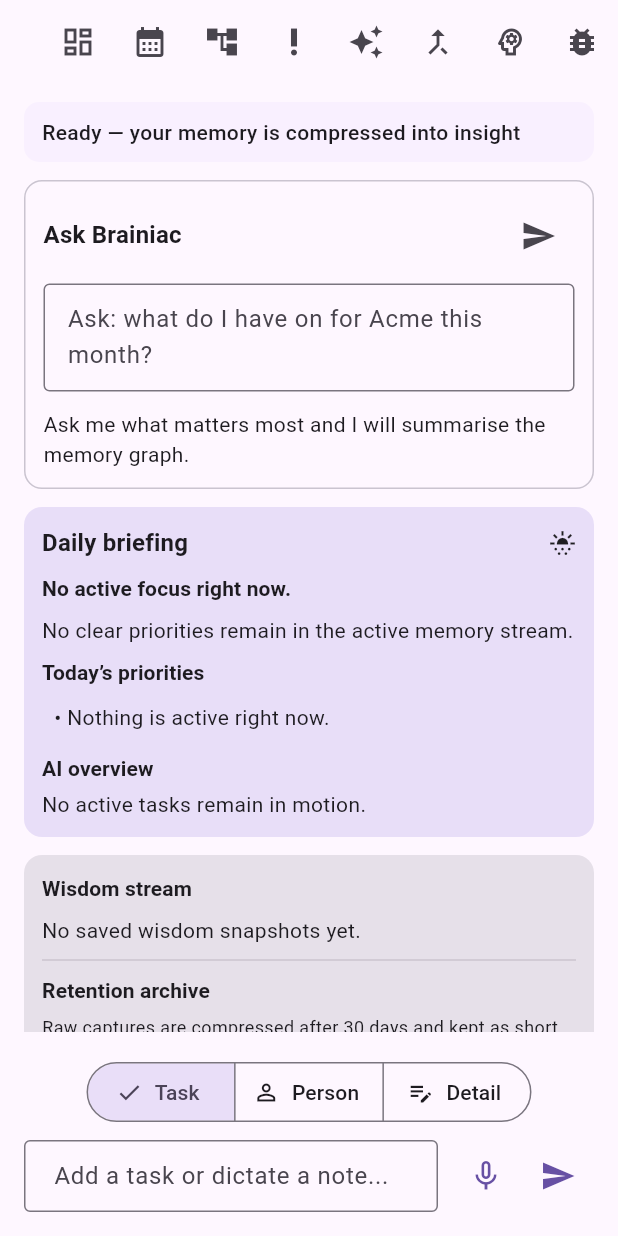
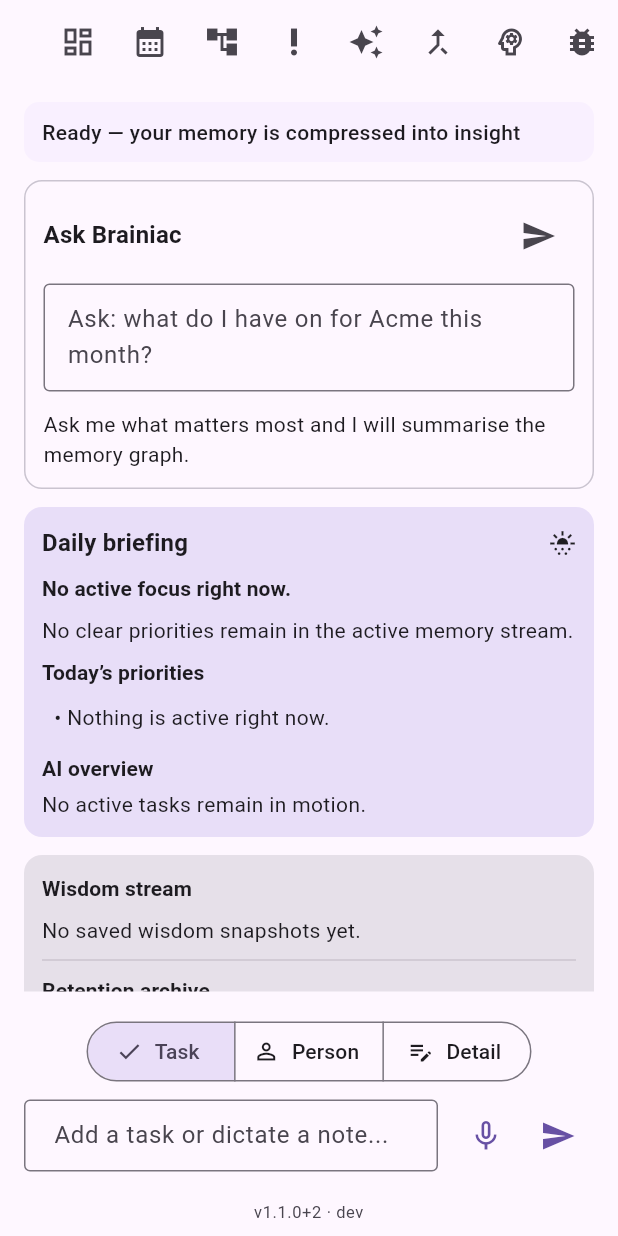
Before and after one commit to regulartroy/Brainiac, a Flutter app: the screen it shows after launch, on a phone screen of 412 x 824 dp. Run offline on Flutter 3.47's test engine with Material 3 defaults, Android fonts, the phone set to English and light mode, and no system bars; our stand-ins replace cloud_firestore, cloud_functions, firebase_core, speech_to_text; accounts and stored records are empty; statements that could not run were skipped.

Commit message:
Show build version on home and bump to 1.1.0+2.
Adds a subtle home footer (v1.1.0+2 · sha) via app_version.dart + GIT_SHA dart-define so Hosting deploys are identifiable.

```diff
--- /dev/null
+++ b/lib/app_version.dart
@@ -0,0 +1,9 @@
+/// Build identity shown on the home screen so Tom can see what is live.
+///
+/// [kAppVersion] must stay in sync with `pubspec.yaml` `version:`.
+/// [kGitSha] is injected at web release build via
+/// `--dart-define=GIT_SHA=$(git rev-parse --short HEAD)`.
+const String kAppVersion = '1.1.0+2';
+const String kGitSha = String.fromEnvironment('GIT_SHA', defaultValue: 'dev');
+
+String get kBuildLabel => 'v$kAppVersion · $kGitSha';
--- a/lib/main.dart
+++ b/lib/main.dart
@@ -14,6 +14,7 @@ import 'js_bridge.dart' as js_bridge;
 import 'services/brain_agent_service.dart';
 import 'services/pruning_service.dart';
 import 'services/wisdom_service.dart';
+import 'app_version.dart';
 import 'screens/inspect_dashboard.dart';
 
 void main() async {
@@ -3905,6 +3906,20 @@ class _SecondBrainAppState extends State<SecondBrainApp> {
               ),
           ],
         ),
+        bottomNavigationBar: SafeArea(
+          minimum: const EdgeInsets.only(bottom: 4),
+          child: Padding(
+            padding: const EdgeInsets.symmetric(vertical: 4),
+            child: Text(
+              kBuildLabel,
+              textAlign: TextAlign.center,
+              style: Theme.of(context).textTheme.bodySmall?.copyWith(
+                color: Theme.of(context).colorScheme.onSurfaceVariant,
+                fontSize: 11,
+              ),
+            ),
+          ),
+        ),
       ),
     );
   }
--- a/pubspec.yaml
+++ b/pubspec.yaml
@@ -16,7 +16,7 @@ publish_to: 'none' # Remove this line if you wish to publish to pub.dev
 # https://developer.apple.com/library/archive/documentation/General/Reference/InfoPlistKeyReference/Articles/CoreFoundationKeys.html
 # In Windows, build-name is used as the major, minor, and patch parts
 # of the product and file versions while build-number is used as the build suffix.
-version: 1.0.0+1
+version: 1.1.0+2
 
 environment:
   sdk: ^3.9.2
```
